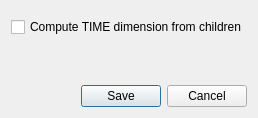
Before: the Qt Designer form src/ui/qgsgroupwmsdatadialogbase.ui in qgis/QGIS, drawn with Qt 5.
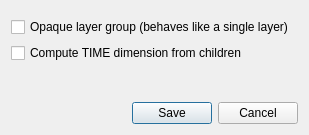
After: the same form once the commit is applied. Icons and pictures are not drawn. Custom widgets are drawn as their Qt base class.

Commit message: WMS server opaque groups - WMS group setting isOpaque

```diff
--- a/src/ui/qgsgroupwmsdatadialogbase.ui
+++ b/src/ui/qgsgroupwmsdatadialogbase.ui
@@ -3,7 +3,15 @@
  <class>QgsGroupWMSDataDialogBase</class>
  <widget class="QDialog" name="QgsGroupWMSDataDialogBase">
   <property name="windowModality">
-   <enum>Qt::WindowModal</enum>
+   <enum>Qt::WindowModality::WindowModal</enum>
+  </property>
+  <property name="geometry">
+   <rect>
+    <x>0</x>
+    <y>0</y>
+    <width>309</width>
+    <height>135</height>
+   </rect>
   </property>
   <property name="windowTitle">
    <string>Set Group WMS Data</string>
@@ -26,8 +34,8 @@
        <rect>
         <x>0</x>
         <y>0</y>
-        <width>272</width>
-        <height>83</height>
+        <width>343</width>
+        <height>74</height>
        </rect>
       </property>
       <layout class="QVBoxLayout" name="verticalLayout_2">
@@ -46,6 +54,13 @@
        <item>
         <widget class="QgsMapLayerServerPropertiesWidget" name="mMapLayerServerPropertiesWidget" native="true"/>
        </item>
+       <item>
+        <widget class="QCheckBox" name="mOpaque">
+         <property name="text">
+          <string>Opaque layer group (behaves like a single layer)</string>
+         </property>
+        </widget>
+       </item>
        <item>
         <widget class="QCheckBox" name="mComputeTimeDimension">
          <property name="toolTip">
```
Left out of the diff: 8 changed lines with no effect on the pictures. The commit also changes 7 other files.
